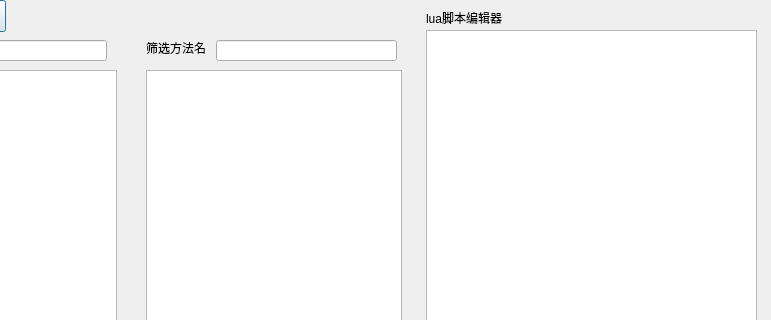
Old version of the form untitled.ui in the repository Imzpy/GirlClient; both pictures show x 194 to 965 and y 0 to 320 of the 965 by 664 pixel window.
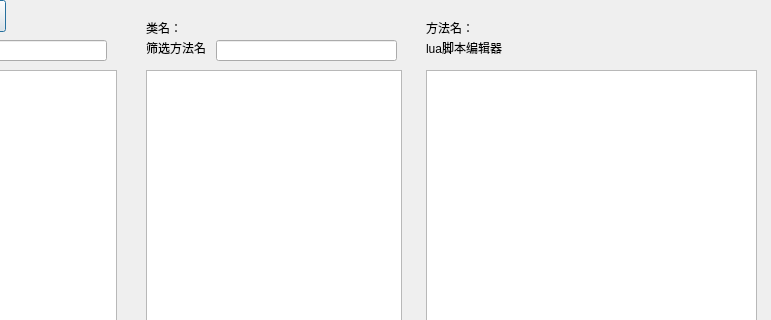
New version of the form.

Commit message: 能选择获取类的所有方法并显示出来，筛选

```diff
--- a/untitled.ui
+++ b/untitled.ui
@@ -46,7 +46,7 @@
    <property name="geometry">
     <rect>
      <x>620</x>
-     <y>10</y>
+     <y>40</y>
      <width>121</width>
      <height>16</height>
     </rect>
@@ -72,9 +72,9 @@
    <property name="geometry">
     <rect>
      <x>620</x>
-     <y>30</y>
+     <y>70</y>
      <width>331</width>
-     <height>441</height>
+     <height>401</height>
     </rect>
    </property>
   </widget>
@@ -170,6 +170,32 @@
     </rect>
    </property>
   </widget>
+  <widget class="QLabel" name="tip_classname">
+   <property name="geometry">
+    <rect>
+     <x>340</x>
+     <y>20</y>
+     <width>251</width>
+     <height>16</height>
+    </rect>
+   </property>
+   <property name="text">
+    <string>类名：</string>
+   </property>
+  </widget>
+  <widget class="QLabel" name="tip_methodname">
+   <property name="geometry">
+    <rect>
+     <x>620</x>
+     <y>20</y>
+     <width>331</width>
+     <height>16</height>
+    </rect>
+   </property>
+   <property name="text">
+    <string>方法名：</string>
+   </property>
+  </widget>
  </widget>
  <resources/>
  <connections/>
```
Left out of the diff: 2 changed lines with no effect on the pictures. The commit also changes 3 other files.
